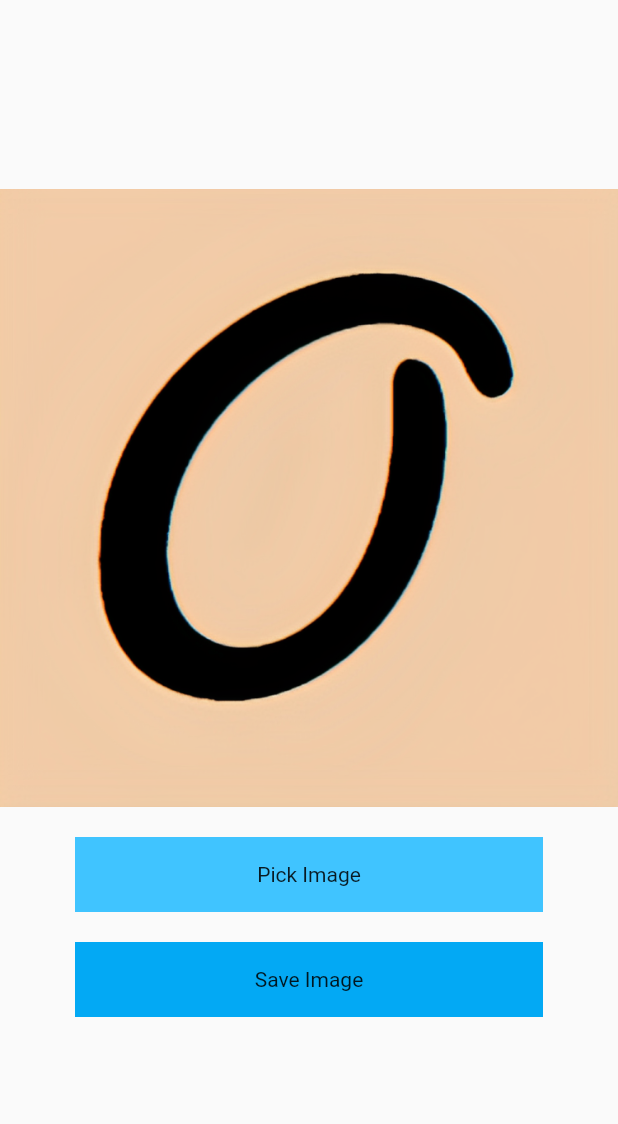
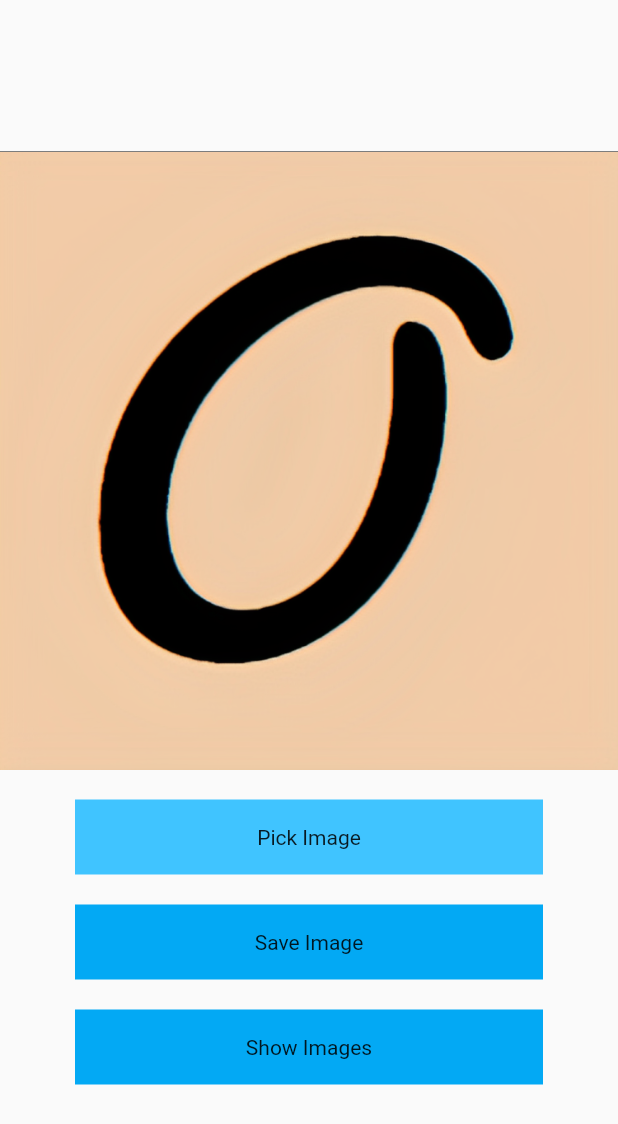
Before and after one commit to harshbhanderi22/image_crud_prototype, a Flutter app: the screen it shows after launch, after a tap on "Save Image", on a phone screen of 412 x 824 dp. Shown: the top 1124 px of the screen. Run offline on Flutter 3.47's test engine with Material 2 defaults, Android fonts, the phone set to English and light mode, and no system bars; our stand-ins replace cloud_firestore, firebase_core, firebase_storage, fluttertoast, image_gallery_saver, image_picker and 1 more; missing offline and left inert: image_downloader; accounts and stored records are empty.

Commit message:
Image retried and displaed successfully

```diff
--- a/lib/homepage.dart
+++ b/lib/homepage.dart
@@ -1,13 +1,17 @@
 import 'dart:io';
 import 'dart:ui' as ui;
+
+import 'package:firebase_core/firebase_core.dart';
+import 'package:firebase_storage/firebase_storage.dart';
 import 'package:flutter/material.dart';
 import 'package:flutter/rendering.dart';
 import 'package:flutter/services.dart';
 import 'package:fluttertoast/fluttertoast.dart';
+import 'package:image_crud_demo/all_images.dart';
 import 'package:image_gallery_saver/image_gallery_saver.dart';
 import 'package:image_picker/image_picker.dart';
 import 'package:permission_handler/permission_handler.dart';
-import 'package:firebase_storage/firebase_storage.dart';
+import 'package:cloud_firestore/cloud_firestore.dart';
 
 class HomePage extends StatefulWidget {
   const HomePage({Key? key}) : super(key: key);
@@ -19,54 +23,56 @@ class HomePage extends StatefulWidget {
 class _HomePageState extends State<HomePage> {
   final GlobalKey _repaintkey = GlobalKey();
 
-  void convertWidgetToImage( ) async {
+  void convertWidgetToImage() async {
     var status = await Permission.storage.status;
     if (status.isGranted) {
-      final RenderRepaintBoundary boundary = _repaintkey.currentContext!.findRenderObject
-        ()! as RenderRepaintBoundary;
+      final RenderRepaintBoundary boundary = _repaintkey.currentContext!
+          .findRenderObject()! as RenderRepaintBoundary;
       final ui.Image image = await boundary.toImage(pixelRatio: 20);
-      final ByteData? byteData = await image.toByteData(format: ui.ImageByteFormat.png);
-      final Uint8List pngBytes =await byteData!.buffer.asUint8List();
+      final ByteData? byteData =
+          await image.toByteData(format: ui.ImageByteFormat.png);
+      final Uint8List pngBytes = await byteData!.buffer.asUint8List();
       if (pngBytes != null) {
-        final result = await ImageGallerySaver.saveImage(byteData.buffer.asUint8List(),);
+        final result = await ImageGallerySaver.saveImage(
+          byteData.buffer.asUint8List(),
+        );
         print(result);
         Fluttertoast.showToast(msg: "Image Saved Successfully");
       }
-    }
-    else{
+    } else {
       Permission.storage.request();
     }
   }
 
-
-
-  String imagepath='';
+  String imagepath = '';
   XFile? image;
-  String DownloadUrl='';
+  String DownloadUrl = '';
+  List image_list = [];
 
   @override
   Widget build(BuildContext context) {
+    FirebaseFirestore firestore = FirebaseFirestore.instance;
+
     return Scaffold(
       body: Column(
         mainAxisAlignment: MainAxisAlignment.center,
         children: [
           Container(
-            decoration: BoxDecoration(
-              color: Colors.black
-            ),
-            child: imagepath=='' ?
-            Image.asset('assests/image/photo.png') :
-            Image.file(
+            decoration: BoxDecoration(color: Colors.black),
+            child: imagepath == ''
+                ? Image.asset('assests/image/photo.png')
+                : Image.file(
                     File(imagepath),
                     height: 300,
-              width: MediaQuery.of(context).size.width-50,
+                    width: MediaQuery.of(context).size.width - 50,
                     fit: BoxFit.cover,
                   ),
           ),
-          SizedBox(height: 20,),
+          SizedBox(
+            height: 20,
+          ),
           GestureDetector(
-            onTap: () async{
-
+            onTap: () async {
               //Pick Image from storage
               final ImagePicker _picker = ImagePicker();
               image = await _picker.pickImage(source: ImageSource.gallery);
@@ -74,7 +80,6 @@ class _HomePageState extends State<HomePage> {
                 imagepath = image!.path.toString();
                 print(imagepath);
               });
-
             },
             child: Container(
               margin: EdgeInsets.symmetric(horizontal: 50),
@@ -83,13 +88,21 @@ class _HomePageState extends State<HomePage> {
               child: Center(child: Text("Pick Image")),
             ),
           ),
-          SizedBox(height: 20,),
+          SizedBox(
+            height: 20,
+          ),
           GestureDetector(
-            onTap:() async {
+            child: Container(
+              width: MediaQuery.of(context).size.width,
+              margin: EdgeInsets.symmetric(horizontal: 50),
+              height: 50,
+              color: Colors.lightBlue,
+              child: Center(child: Text("Save Image")),
+            ),
+            onTap: () async {
               var UniqueName = DateTime.now().microsecondsSinceEpoch.toString();
 
               //Upload in Firebase
-
               //1. Create Reference to Root Directory
               Reference referenceroot = FirebaseStorage.instance.ref();
               //2. Create a reference to Directory in root directory
@@ -97,36 +110,49 @@ class _HomePageState extends State<HomePage> {
               //3. Create reference for image that is going to stored in base
               //Here we will provide name that we want to store in firebase
               Reference referenceToImage = referenceToDir.child(UniqueName);
-
               //Uploading Image
-              try{
+              try {
                 await referenceToImage.putFile(File(image!.path));
                 DownloadUrl = await referenceToImage.getDownloadURL();
                 print(DownloadUrl);
                  setState(() {});
                 Fluttertoast.showToast(msg: "Image Uploaded Successfully");
                 Fluttertoast.showToast(msg: "${DownloadUrl.toString()}");
-              }
-              catch(err){
+                Map<String, dynamic> imageinfo = {"img_url":DownloadUrl
+                    .toString()};
+                firestore.collection('images').add(imageinfo).then((value) =>
+                print("Data Added Successfully"));
+              } catch (err) {
                 print(err);
               }
+            },
+          ),
+          SizedBox(
+            height: 20,
+          ),
+          GestureDetector(
+            onTap: () async {
+               // CollectionReference collectionreference = firestore.collection('images');
+               // collectionreference.get().then((value) => {
+               //    value.docs.forEach((element) {
+               //      image_list.add(element.data);
+               //    })
+               // });
+               // Fluttertoast.showToast(msg: image_list.toString());
+               // print(image_list);
+              Navigator.push(
+                  context,
+                  MaterialPageRoute(
+                      builder: (context) => DisplayImages()));
             },
             child: Container(
               margin: EdgeInsets.symmetric(horizontal: 50),
               height: 50,
               width: MediaQuery.of(context).size.width,
               color: Colors.lightBlue,
-              child: Center(child: Text("Save Image")),
+              child: Center(child: Text("Show Images")),
             ),
           ),
-          SizedBox(height: 20,),
-          // Container(
-          //   decoration: BoxDecoration(
-          //       color: Colors.black
-          //   ),
-          //   child: DownloadUrl=='' ? CircularProgressIndicator() : Image
-          //       .network(DownloadUrl)
-          // ),
         ],
       ),
     );
--- a/pubspec.yaml
+++ b/pubspec.yaml
@@ -42,6 +42,8 @@ dependencies:
   image_gallery_saver: ^1.7.1
   firebase_core: ^2.3.0
   firebase_storage: ^11.0.6
+  cloud_firestore: ^4.1.0
+  image_downloader: ^0.31.0
 
 
 dev_dependencies:
```
Also changed, not shown: lib/all_images.dart (added, +57 -0 lines), pubspec.lock, 2 other files. Lines whose indentation alone changed are shown as unchanged.
